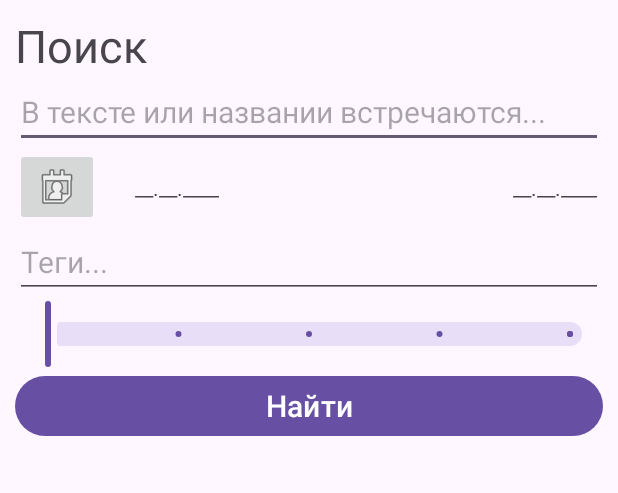
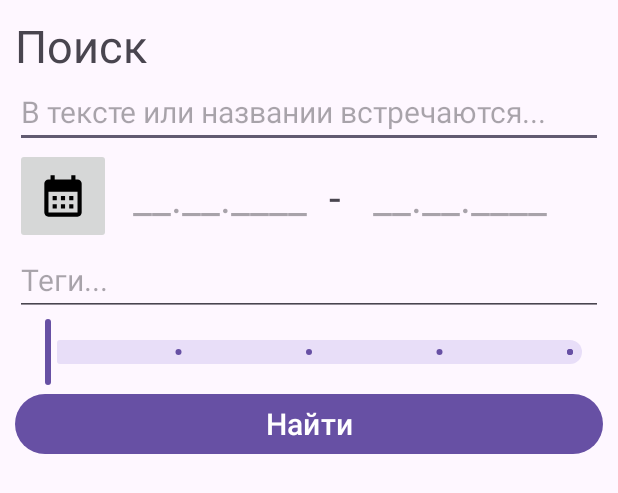
Before and after one commit to NSU-PinMap/PinMap, an Android app: the layout filter_dialog.xml on its own in the app's theme, with its tools: preview values and no code run, on a phone screen of 412 x 824 dp. Shown: the top 493 px of the screen. Run offline under Robolectric (Android 15) with nearby library versions, the phone set to English and light mode, and no system bars.

Commit message:
11624 11632 11633 11634 готовы

```diff
--- a/app/src/main/java/ru/nsu/ccfit/tsd/pinmap/filter/FilterDialog.kt
+++ b/app/src/main/java/ru/nsu/ccfit/tsd/pinmap/filter/FilterDialog.kt
@@ -1,7 +1,6 @@
 package ru.nsu.ccfit.tsd.pinmap.filter
 
 import android.os.Bundle
-import android.util.Log
 import android.view.LayoutInflater
 import android.view.View
 import android.view.ViewGroup
--- a/app/src/main/java/ru/nsu/ccfit/tsd/pinmap/fragments/PinConstructorFragment.kt
+++ b/app/src/main/java/ru/nsu/ccfit/tsd/pinmap/fragments/PinConstructorFragment.kt
@@ -136,9 +136,9 @@
 
             binding.nameText.text.insert(0, pin.name)
 
-            binding.latitudeText.text = pin.latitude.toString()
+            binding.latitudeText.setText(pin.latitude.toString())
 
-            binding.longitudeText.text = pin.longitude.toString()
+            binding.longitudeText.setText(pin.longitude.toString())
 
             val date = pin.date
             if (date != null) {
--- /dev/null
+++ b/app/src/main/res/drawable/ic_calendar_foreground.xml
@@ -0,0 +1,15 @@
+<vector xmlns:android="http://schemas.android.com/apk/res/android"
+    android:width="108dp"
+    android:height="108dp"
+    android:viewportWidth="24"
+    android:viewportHeight="24"
+    android:tint="#000000">
+  <group android:scaleX="0.3074"
+      android:scaleY="0.3074"
+      android:translateX="8.3112"
+      android:translateY="8.3112">
+    <path
+        android:fillColor="@android:color/white"
+        android:pathData="M19,4h-1V2h-2v2H8V2H6v2H5C3.89,4 3.01,4.9 3.01,6L3,20c0,1.1 0.89,2 2,2h14c1.1,0 2,-0.9 2,-2V6C21,4.9 20.1,4 19,4zM19,20H5V10h14V20zM9,14H7v-2h2V14zM13,14h-2v-2h2V14zM17,14h-2v-2h2V14zM9,18H7v-2h2V18zM13,18h-2v-2h2V18zM17,18h-2v-2h2V18z"/>
+  </group>
+</vector>
--- a/app/src/main/res/layout/filter_dialog.xml
+++ b/app/src/main/res/layout/filter_dialog.xml
@@ -24,45 +24,56 @@
         android:textSize="20sp"
         android:hint="В тексте или названии встречаются..."/>
 
-    <LinearLayout
+    <androidx.constraintlayout.widget.ConstraintLayout
+        android:id="@+id/constraintDatesLayout"
         android:layout_width="match_parent"
-        android:layout_height="wrap_content"
+        android:layout_height="64dp"
         android:gravity="center_vertical"
         android:orientation="horizontal">
 
         <ImageButton
             android:id="@+id/range_picker"
-            android:layout_width="wrap_content"
-            android:layout_height="wrap_content"
-            android:src="@android:drawable/ic_menu_my_calendar"
-            /> <!-- TODO заменить иконку календаря -->
-
-        <androidx.constraintlayout.widget.ConstraintLayout
-            android:layout_width="match_parent"
-            android:layout_height="match_parent"
-            android:layout_marginStart="20dp">
+            android:layout_width="64dp"
+            android:layout_height="64dp"
+            android:src="@drawable/ic_calendar_foreground"
+            app:layout_constraintTop_toTopOf="parent"
+            app:layout_constraintBottom_toBottomOf="parent"
+            app:layout_constraintStart_toStartOf="parent"/>
 
         <TextView
             android:id="@+id/date_start"
             android:layout_width="wrap_content"
             android:layout_height="wrap_content"
-                android:layout_marginStart="4dp"
-                android:text="__.__.____"
+            android:hint="__.__.____"
+            android:textSize="28sp"
+            app:layout_constraintTop_toTopOf="parent"
             app:layout_constraintBottom_toBottomOf="parent"
-                app:layout_constraintStart_toStartOf="parent"
-                app:layout_constraintTop_toTopOf="parent" />
+            app:layout_constraintStart_toEndOf="@+id/range_picker"
+            app:layout_constraintEnd_toStartOf="@id/dash"/>
+
+        <TextView
+            android:id="@+id/dash"
+            android:layout_width="wrap_content"
+            android:layout_height="wrap_content"
+            android:text="-"
+            android:textSize="28sp"
+            app:layout_constraintTop_toTopOf="parent"
+            app:layout_constraintBottom_toBottomOf="parent"
+            app:layout_constraintStart_toEndOf="@+id/date_start"
+            app:layout_constraintEnd_toStartOf="@id/date_end"/>
 
         <TextView
             android:id="@+id/date_end"
             android:layout_width="wrap_content"
             android:layout_height="wrap_content"
-                android:layout_marginEnd="4dp"
-                android:text=" __.__.____"
+            android:hint=" __.__.____"
+            android:textSize="28sp"
+            app:layout_constraintTop_toTopOf="parent"
             app:layout_constraintBottom_toBottomOf="parent"
-                app:layout_constraintEnd_toEndOf="parent"
-                app:layout_constraintTop_toTopOf="parent" />
+            app:layout_constraintStart_toEndOf="@+id/date_start"
+            app:layout_constraintEnd_toEndOf="parent"/>
+
     </androidx.constraintlayout.widget.ConstraintLayout>
-    </LinearLayout>
 
     <EditText
         android:id="@+id/tags"
--- /dev/null
+++ b/app/src/main/res/mipmap-anydpi-v26/ic_calendar.xml
@@ -0,0 +1,5 @@
+<?xml version="1.0" encoding="utf-8"?>
+<adaptive-icon xmlns:android="http://schemas.android.com/apk/res/android">
+    <background android:drawable="@drawable/ic_calendar_background"/>
+    <foreground android:drawable="@drawable/ic_calendar_foreground"/>
+</adaptive-icon>
--- /dev/null
+++ b/app/src/main/res/mipmap-anydpi-v26/ic_calendar_round.xml
@@ -0,0 +1,5 @@
+<?xml version="1.0" encoding="utf-8"?>
+<adaptive-icon xmlns:android="http://schemas.android.com/apk/res/android">
+    <background android:drawable="@drawable/ic_calendar_background"/>
+    <foreground android:drawable="@drawable/ic_calendar_foreground"/>
+</adaptive-icon>
```
Also changed, not shown: app/src/main/res/drawable/ic_calendar_background.xml (added, +74 -0 lines), app/src/main/res/layout/fragment_pin_constructor.xml (+32 -9 lines), app/src/main/ic_calendar-playstore.png (added), app/src/main/res/mipmap-hdpi/ic_calendar.webp (added), app/src/main/res/mipmap-hdpi/ic_calendar_round.webp (added), app/src/main/res/mipmap-mdpi/ic_calendar.webp (added), app/src/main/res/mipmap-mdpi/ic_calendar_round.webp (added), app/src/main/res/mipmap-xhdpi/ic_calendar.webp (added), app/src/main/res/mipmap-xhdpi/ic_calendar_round.webp (added), app/src/main/res/mipmap-xxhdpi/ic_calendar.webp (added), app/src/main/res/mipmap-xxhdpi/ic_calendar_round.webp (added), app/src/main/res/mipmap-xxxhdpi/ic_calendar.webp (added), app/src/main/res/mipmap-xxxhdpi/ic_calendar_round.webp (added). Lines whose indentation alone changed are shown as unchanged.
